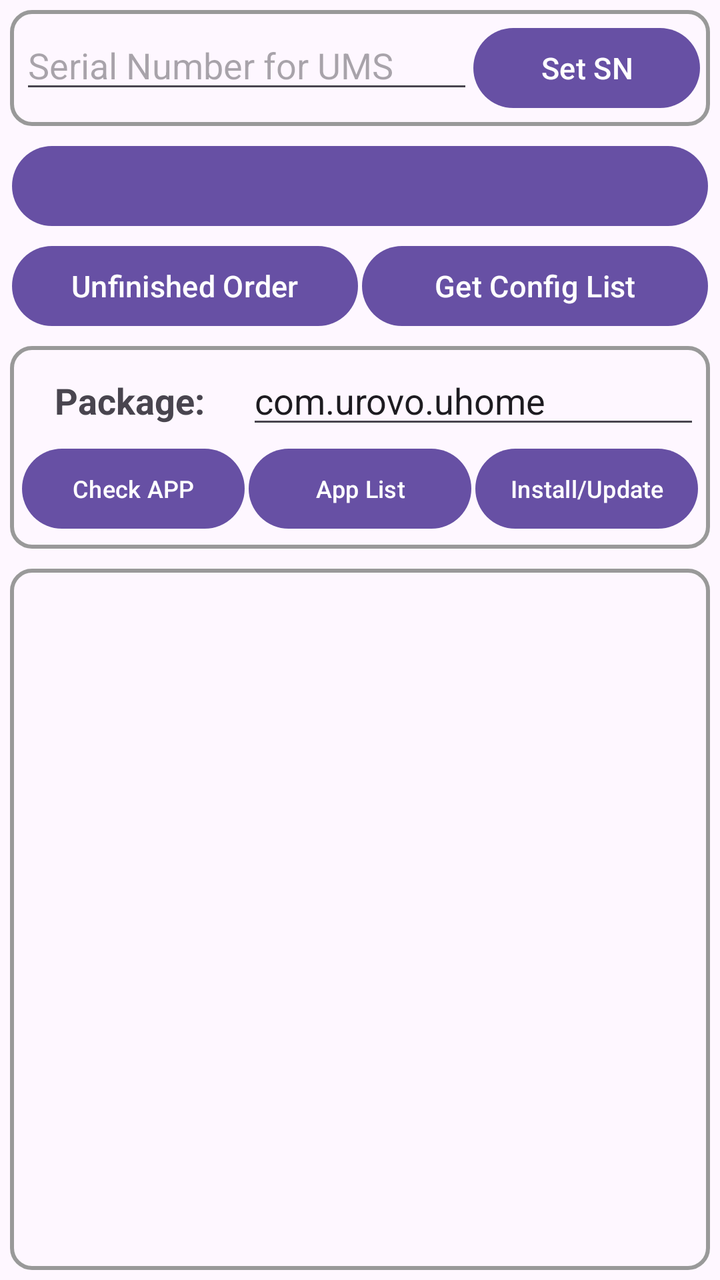
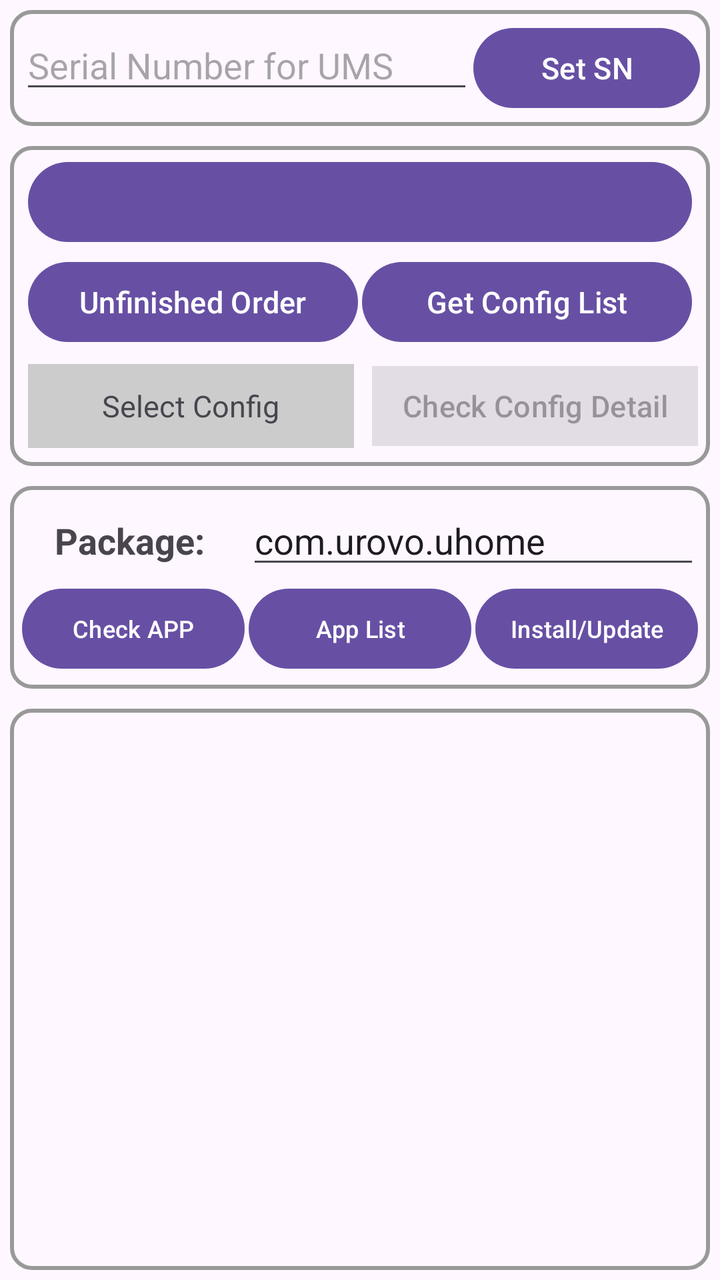

Screens rendered from an Android XML layout before and after an edit, with the pre-edit source and the edit as a unified diff.
<!-- AndroidManifest.xml: application theme Theme.POSGeneralSDKDemo -->
<!-- res/layout/activity_ums.xml -->
<?xml version="1.0" encoding="utf-8"?>
<LinearLayout xmlns:android="http://schemas.android.com/apk/res/android"
    xmlns:app="http://schemas.android.com/apk/res-auto"
    xmlns:tools="http://schemas.android.com/tools"
    android:id="@+id/main"
    android:layout_width="match_parent"
    android:layout_height="match_parent"
    android:orientation="vertical">

    <LinearLayout
        android:layout_width="match_parent"
        android:layout_height="wrap_content"
        android:layout_margin="5dp"
        android:padding="5dp"
        android:background="@drawable/border"
        android:orientation="vertical">

        <LinearLayout
            android:layout_width="match_parent"
            android:layout_height="wrap_content"
            android:orientation="horizontal">

            <EditText
                android:id="@+id/etSerialNumber"
                android:layout_width="0dp"
                android:layout_height="wrap_content"
                android:layout_weight="2"
                android:hint="Serial Number for UMS"/>

            <Button
                android:id="@+id/btnSetSn"
                android:layout_width="0dp"
                android:layout_height="wrap_content"
                android:layout_weight="1"
                android:text="Set SN"
                android:textSize="15sp"
                android:padding="0dp"/>

        </LinearLayout>

    </LinearLayout>

    <LinearLayout
        android:layout_width="match_parent"
        android:layout_height="wrap_content"
        android:orientation="horizontal"
        android:layout_marginStart="5dp"
        android:layout_marginEnd="5dp">

        <Button
            android:id="@+id/btnUmsStatus"
            android:layout_width="0dp"
            android:layout_height="wrap_content"
            android:layout_weight="1"
            android:layout_margin="1dp"
            android:textSize="15sp"
            android:padding="0dp"/>

    </LinearLayout>

    <LinearLayout
        android:layout_width="match_parent"
        android:layout_height="wrap_content"
        android:orientation="horizontal"
        android:layout_marginStart="5dp"
        android:layout_marginEnd="5dp">

        <Button
            android:id="@+id/btnGetUnfinishedOrder"
            android:layout_width="0dp"
            android:layout_height="wrap_content"
            android:layout_weight="1"
            android:text="Unfinished Order"
            android:textSize="15sp"
            android:layout_margin="1dp"
            android:padding="0dp"/>

        <Button
            android:id="@+id/btnGetConfig"
            android:layout_width="0dp"
            android:layout_height="wrap_content"
            android:layout_weight="1"
            android:text="Get Config List"
            android:textSize="15sp"
            android:layout_margin="1dp"
            android:padding="0dp"/>

    </LinearLayout>

    <LinearLayout
        android:layout_width="match_parent"
        android:layout_height="wrap_content"
        android:layout_margin="5dp"
        android:padding="5dp"
        android:background="@drawable/border"
        android:orientation="vertical">

        <LinearLayout
            android:layout_width="match_parent"
            android:layout_height="wrap_content"
            android:orientation="horizontal">

            <TextView
                android:layout_width="0dp"
                android:layout_height="wrap_content"
                android:layout_weight="1"
                android:text="Package: "
                android:textSize="18sp"
                android:textStyle="bold"
                android:gravity="center" />

            <EditText
                android:id="@+id/etPackageName"
                android:layout_width="0dp"
                android:layout_height="wrap_content"
                android:layout_weight="2"
                android:text="com.urovo.uhome" />


        </LinearLayout>

        <LinearLayout
            android:layout_width="match_parent"
            android:layout_height="wrap_content"
            android:orientation="horizontal">

            <Button
                android:id="@+id/btnCheckPackage"
                android:layout_width="0dp"
                android:layout_height="wrap_content"
                android:layout_weight="1"
                android:text="Check APP"
                android:layout_margin="1dp"
                android:textSize="12sp"
                android:padding="0dp"/>

            <Button
                android:id="@+id/btnCheckAppList"
                android:layout_width="0dp"
                android:layout_height="wrap_content"
                android:layout_weight="1"
                android:text="App List"
                android:layout_margin="1dp"
                android:textSize="12sp"
                android:padding="0dp"/>

            <Button
                android:id="@+id/btnInstallPackage"
                android:layout_width="0dp"
                android:layout_height="wrap_content"
                android:layout_weight="1"
                android:text="Install/Update"
                android:textSize="12sp"
                android:layout_margin="1dp"
                android:padding="0dp"/>

        </LinearLayout>

    </LinearLayout>

    <ScrollView
        android:layout_width="match_parent"
        android:layout_height="0dp"
        android:layout_weight="1"
        android:layout_margin="5dp"
        android:background="@drawable/border"
        android:padding="5dp">

        <TextView
            android:id="@+id/tvResult"
            android:layout_width="match_parent"
            android:layout_height="wrap_content"
            android:textSize="12sp"/>

    </ScrollView>


</LinearLayout>
<!-- resources referenced by this layout -->
<resources>
  <!-- drawable border (drawable) -->
  <?xml version="1.0" encoding="utf-8"?>
  <shape xmlns:android="http://schemas.android.com/apk/res/android">
  
      <stroke android:width="2dp" android:color="#999999"/>
      <padding android:bottom="3dp" android:left="3dp" android:right="3dp" android:top="3dp"/>
      <corners android:radius="10dp"/>
  
  </shape>
  <style name="Theme.POSGeneralSDKDemo" parent="Base.Theme.POSGeneralSDKDemo" />
  <style name="Base.Theme.POSGeneralSDKDemo" parent="Theme.Material3.DayNight.NoActionBar">
          
          
      </style>
</resources>

<!-- the commit's change to res/layout/activity_ums.xml (unified diff, before → after) -->
@@ -43,47 +43,88 @@
     <LinearLayout
         android:layout_width="match_parent"
         android:layout_height="wrap_content"
-        android:orientation="horizontal"
-        android:layout_marginStart="5dp"
-        android:layout_marginEnd="5dp">
-
-        <Button
-            android:id="@+id/btnUmsStatus"
-            android:layout_width="0dp"
-            android:layout_height="wrap_content"
-            android:layout_weight="1"
-            android:layout_margin="1dp"
-            android:textSize="15sp"
-            android:padding="0dp"/>
-
-    </LinearLayout>
-
-    <LinearLayout
-        android:layout_width="match_parent"
-        android:layout_height="wrap_content"
-        android:orientation="horizontal"
-        android:layout_marginStart="5dp"
-        android:layout_marginEnd="5dp">
-
-        <Button
-            android:id="@+id/btnGetUnfinishedOrder"
-            android:layout_width="0dp"
-            android:layout_height="wrap_content"
-            android:layout_weight="1"
-            android:text="Unfinished Order"
-            android:textSize="15sp"
-            android:layout_margin="1dp"
-            android:padding="0dp"/>
-
-        <Button
-            android:id="@+id/btnGetConfig"
-            android:layout_width="0dp"
-            android:layout_height="wrap_content"
-            android:layout_weight="1"
-            android:text="Get Config List"
-            android:textSize="15sp"
-            android:layout_margin="1dp"
-            android:padding="0dp"/>
+        android:orientation="vertical"
+        android:layout_margin="5dp"
+        android:background="@drawable/border">
+
+        <LinearLayout
+            android:layout_width="match_parent"
+            android:layout_height="wrap_content"
+            android:orientation="horizontal"
+            android:layout_marginStart="5dp"
+            android:layout_marginEnd="5dp">
+
+            <Button
+                android:id="@+id/btnUmsStatus"
+                android:layout_width="0dp"
+                android:layout_height="wrap_content"
+                android:layout_weight="1"
+                android:layout_margin="1dp"
+                android:textSize="15sp"
+                android:padding="0dp"/>
+
+        </LinearLayout>
+
+        <LinearLayout
+            android:layout_width="match_parent"
+            android:layout_height="wrap_content"
+            android:orientation="horizontal"
+            android:layout_marginStart="5dp"
+            android:layout_marginEnd="5dp">
+
+            <Button
+                android:id="@+id/btnGetUnfinishedOrder"
+                android:layout_width="0dp"
+                android:layout_height="wrap_content"
+                android:layout_weight="1"
+                android:text="Unfinished Order"
+                android:textSize="15sp"
+                android:layout_margin="1dp"
+                android:padding="0dp"/>
+
+            <Button
+                android:id="@+id/btnGetConfig"
+                android:layout_width="0dp"
+                android:layout_height="wrap_content"
+                android:layout_weight="1"
+                android:text="Get Config List"
+                android:textSize="15sp"
+                android:layout_margin="1dp"
+                android:padding="0dp"/>
+
+        </LinearLayout>
+
+        <LinearLayout
+            android:layout_width="match_parent"
+            android:layout_height="wrap_content"
+            android:orientation="horizontal">
+
+            <TextView
+                android:id="@+id/tvConfigDetail"
+                android:layout_width="0dp"
+                android:layout_height="match_parent"
+                android:layout_weight="1"
+                android:padding="0dp"
+                android:gravity="center"
+                android:text="Select Config"
+                android:textSize="15sp"
+                android:layout_margin="6dp"
+                android:background="#CCCCCC" />
+
+            <com.google.android.material.button.MaterialButton
+                android:id="@+id/btnCheckConfigDetail"
+                android:layout_width="0dp"
+                android:layout_height="match_parent"
+                android:layout_weight="1"
+                android:gravity="center"
+                android:padding="0dp"
+                android:text="Check Config Detail"
+                android:textSize="15sp"
+                android:layout_margin="3dp"
+                android:enabled="false"
+                app:cornerRadius="0dp"/>
+
+        </LinearLayout>
 
     </LinearLayout>
 
